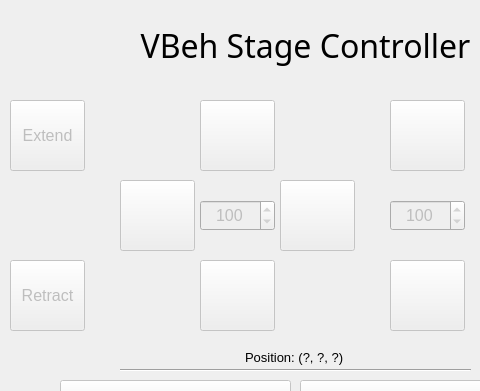
Old version of the form src/visual_behavior/resources/stage_controller.ui in the repository VectorForceResearch/vbeb_testbench; both pictures show x 0 to 480 and y 0 to 391 of the 1175 by 818 pixel window.
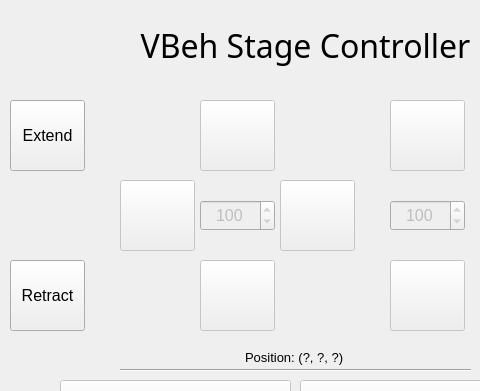
New version of the form. Icons and pictures are not drawn.

Commit message:
Homing behavior no longer uses a timer.
Expected behavior:
- turn homing mode on
- drive axis 0
- axis 0 trips its limit and calls move_off_limit
- move_off_limit completes the move and repeats with next axis

The edit to the form file:
```diff
--- a/src/visual_behavior/resources/stage_controller.ui
+++ b/src/visual_behavior/resources/stage_controller.ui
@@ -876,7 +876,7 @@
    </widget>
    <widget class="QPushButton" name="btn_extract">
     <property name="enabled">
-     <bool>false</bool>
+     <bool>true</bool>
     </property>
     <property name="geometry">
      <rect>
@@ -898,7 +898,7 @@
    </widget>
    <widget class="QPushButton" name="btn_extend">
     <property name="enabled">
-     <bool>false</bool>
+     <bool>true</bool>
     </property>
     <property name="geometry">
      <rect>
```
The commit also changes 2 other files.
